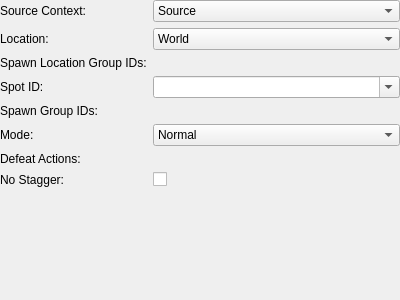
Old version of the form tools/cathedral/ui/ActionSpawn.ui in the repository comphack/comp_hack.
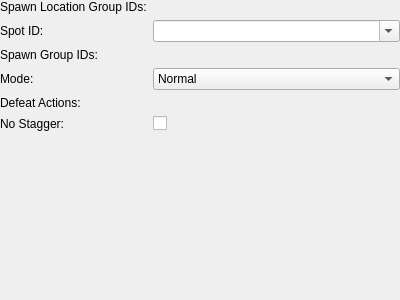
New version of the form. Custom widgets are drawn as their Qt base class.

Commit message: Minimizing the base action UI

Patch:
```diff
--- a/tools/cathedral/ui/ActionSpawn.ui
+++ b/tools/cathedral/ui/ActionSpawn.ui
@@ -29,80 +29,23 @@
       <enum>QFormLayout::AllNonFixedFieldsGrow</enum>
      </property>
      <item row="0" column="0">
-      <widget class="QLabel" name="lblSourceContext">
-       <property name="text">
-        <string>Source Context:</string>
-       </property>
-      </widget>
-     </item>
-     <item row="0" column="1">
-      <widget class="QComboBox" name="sourceContext">
-       <item>
-        <property name="text">
-         <string>Source</string>
-        </property>
-       </item>
-       <item>
-        <property name="text">
-         <string>Party</string>
-        </property>
-       </item>
-       <item>
-        <property name="text">
-         <string>All</string>
-        </property>
-       </item>
-      </widget>
-     </item>
-     <item row="1" column="0">
-      <widget class="QLabel" name="lblLocation">
-       <property name="text">
-        <string>Location:</string>
-       </property>
-      </widget>
-     </item>
-     <item row="1" column="1">
-      <widget class="QComboBox" name="location">
-       <item>
-        <property name="text">
-         <string>World</string>
-        </property>
-       </item>
-       <item>
-        <property name="text">
-         <string>Channel</string>
-        </property>
-       </item>
-       <item>
-        <property name="text">
-         <string>Instance</string>
-        </property>
-       </item>
-       <item>
-        <property name="text">
-         <string>Zone</string>
-        </property>
-       </item>
-      </widget>
-     </item>
-     <item row="2" column="0">
       <widget class="QLabel" name="lblSpawnLocationGroupIDs">
        <property name="text">
         <string>Spawn Location Group IDs:</string>
        </property>
       </widget>
      </item>
-     <item row="2" column="1">
+     <item row="0" column="1">
       <widget class="ActionIDs" name="spawnLocationGroupIDs" native="true"/>
      </item>
-     <item row="3" column="0">
+     <item row="1" column="0">
       <widget class="QLabel" name="lblSpotID">
        <property name="text">
         <string>Spot ID:</string>
        </property>
       </widget>
      </item>
-     <item row="3" column="1">
+     <item row="1" column="1">
       <widget class="QComboBox" name="spotID">
        <property name="sizePolicy">
         <sizepolicy hsizetype="Expanding" vsizetype="Fixed">
@@ -115,17 +58,24 @@
        </property>
       </widget>
      </item>
-     <item row="4" column="0">
+     <item row="2" column="0">
       <widget class="QLabel" name="lblSpawnGroupIDs">
        <property name="text">
         <string>Spawn Group IDs:</string>
        </property>
       </widget>
      </item>
-     <item row="4" column="1">
+     <item row="2" column="1">
       <widget class="ActionMap" name="spawnGroupIDs" native="true"/>
      </item>
-     <item row="5" column="1">
+     <item row="3" column="0">
+      <widget class="QLabel" name="lblMode">
+       <property name="text">
+        <string>Mode:</string>
+       </property>
+      </widget>
+     </item>
+     <item row="3" column="1">
       <widget class="QComboBox" name="mode">
        <item>
         <property name="text">
@@ -154,31 +104,24 @@
        </item>
       </widget>
      </item>
-     <item row="5" column="0">
-      <widget class="QLabel" name="lblMode">
-       <property name="text">
-        <string>Mode:</string>
-       </property>
-      </widget>
-     </item>
-     <item row="6" column="0">
+     <item row="4" column="0">
       <widget class="QLabel" name="lblDefeatActions">
        <property name="text">
         <string>Defeat Actions:</string>
        </property>
       </widget>
      </item>
-     <item row="6" column="1">
+     <item row="4" column="1">
       <widget class="ActionList" name="defeatActions" native="true"/>
      </item>
-     <item row="7" column="0">
+     <item row="5" column="0">
       <widget class="QLabel" name="lblNoStagger">
        <property name="text">
         <string>No Stagger:</string>
        </property>
       </widget>
      </item>
-     <item row="7" column="1">
+     <item row="5" column="1">
       <widget class="QCheckBox" name="noStagger">
        <property name="text">
         <string/>
```
The commit also changes 50 other files.
